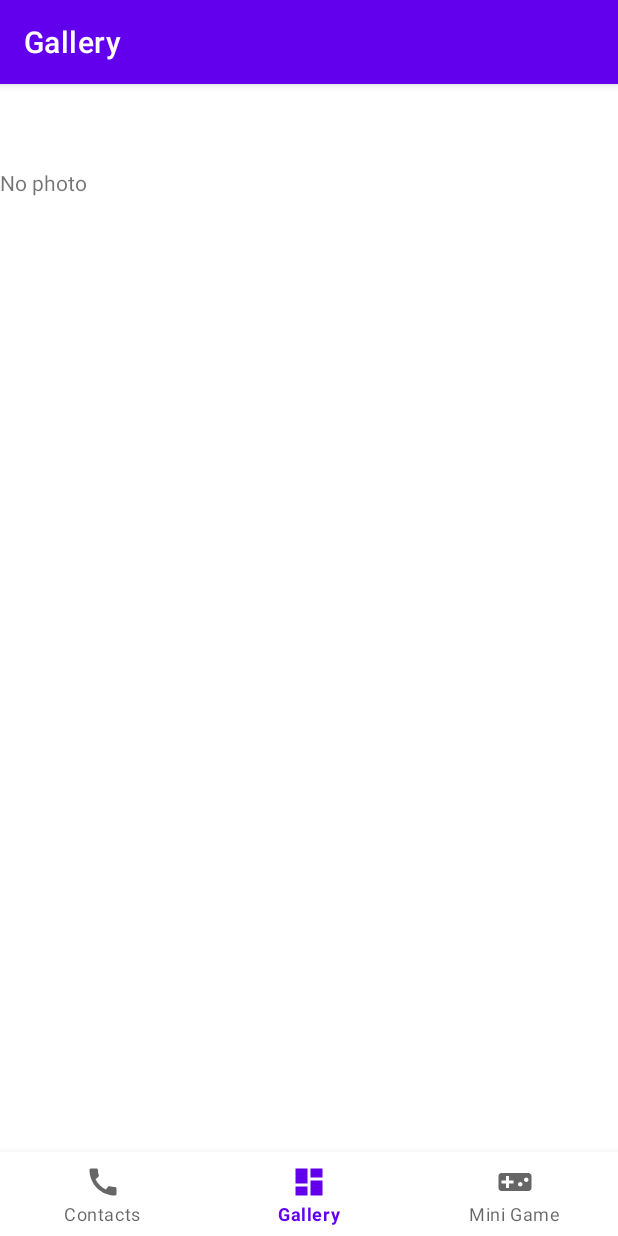
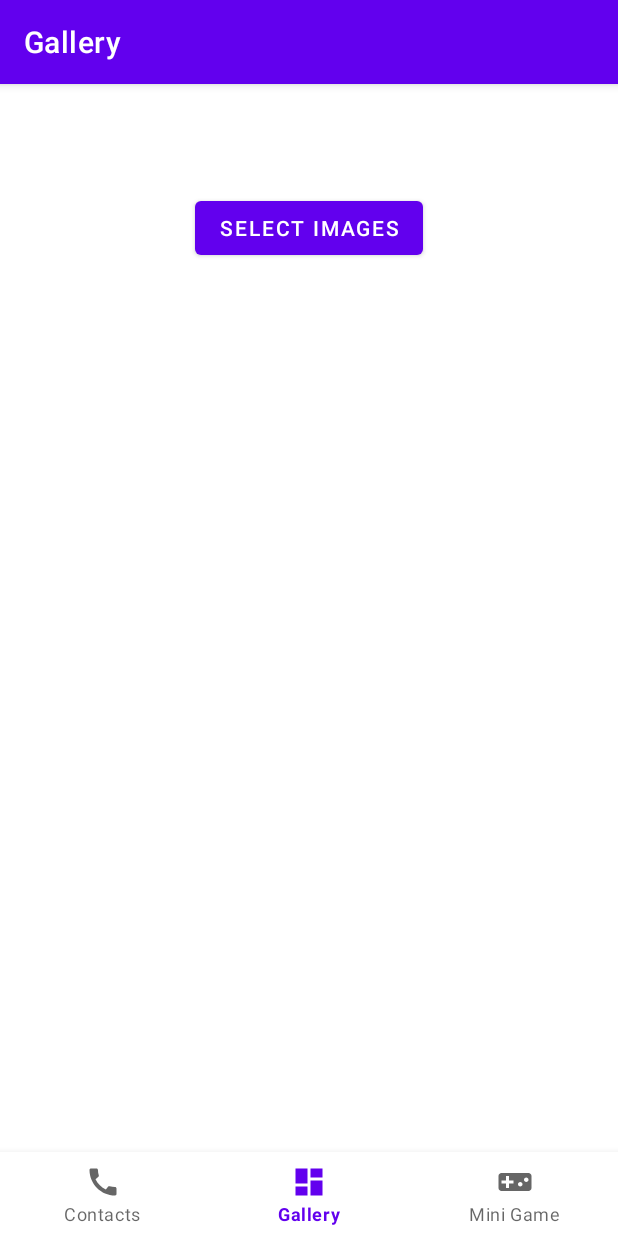
Before and after one commit to gkwls1012/campweek1, an Android app: the Fragment2 screen opened through its navigation route, on a phone screen of 412 x 824 dp. Run offline under Robolectric (Android 15) with nearby library versions, the phone set to English and light mode, and no system bars; our stand-ins replace navigation-ui.

Commit message:
fragment2 first commit

```diff
--- a/app/src/main/AndroidManifest.xml
+++ b/app/src/main/AndroidManifest.xml
@@ -3,6 +3,7 @@
     xmlns:tools="http://schemas.android.com/tools">
 
     <uses-permission android:name="android.permission.VIBRATE" />
+    <uses-permission android:name="android.permission.READ_EXTERNAL_STORAGE" />
     <application
         android:allowBackup="true"
         android:dataExtractionRules="@xml/data_extraction_rules"
--- a/app/src/main/java/com/example/myapplication/ui/Tab2/Fragment2.kt
+++ b/app/src/main/java/com/example/myapplication/ui/Tab2/Fragment2.kt
@@ -1,102 +1,66 @@
 package com.example.myapplication.ui.Tab2
 
+import android.app.Activity
+import android.content.Intent
 import android.os.Bundle
 import android.view.LayoutInflater
 import android.view.View
 import android.view.ViewGroup
-import android.widget.GridView
+import android.widget.Button
 import androidx.fragment.app.Fragment
-import com.example.myapplication.databinding.Fragment2Binding
-import android.content.Context
-import android.database.Cursor
-import android.net.Uri
-import android.provider.MediaStore
-import androidx.loader.content.CursorLoader
-import android.widget.TextView
-
-
+import androidx.recyclerview.widget.GridLayoutManager
+import androidx.recyclerview.widget.RecyclerView
+import com.example.myapplication.R
 
 class Fragment2 : Fragment() {
-
-    private var _binding: Fragment2Binding? = null
-    private val binding get() = _binding!!
-    private lateinit var gridView: GridView
+    private lateinit var recyclerView: RecyclerView
     private lateinit var imageAdapter: ImageAdapter
-    private var noPhotoTextView: TextView? = null
-
-
+    private val imageList = mutableListOf<String>()
+    private val SELECT_IMAGES_REQUEST_CODE = 1
 
     override fun onCreateView(
         inflater: LayoutInflater,
         container: ViewGroup?,
         savedInstanceState: Bundle?
-    ): View {
-        _binding = Fragment2Binding.inflate(inflater, container, false)
-        val root: View = binding.root
+    ): View? {
+        val root = inflater.inflate(R.layout.fragment_2, container, false)
 
-        gridView = binding.gridView
-        val images = getImages(requireContext())
-        imageAdapter = ImageAdapter(requireContext(), images)
+        recyclerView = root.findViewById(R.id.recyclerView)
+        recyclerView.layoutManager = GridLayoutManager(requireContext(), 3)
+        imageAdapter = ImageAdapter(imageList)
+        recyclerView.adapter = imageAdapter
 
-        gridView.adapter = imageAdapter
-
-        noPhotoTextView = binding.noPhotoTextView
-
-        if (images.isEmpty()) {
-            gridView.visibility = View.GONE
-            noPhotoTextView?.visibility = View.VISIBLE
-        } else {
-            gridView.visibility = View.VISIBLE
-            noPhotoTextView?.visibility = View.GONE
-        }
+        val selectImageButton: Button = root.findViewById(R.id.btnAddImages)
+        selectImageButton.setOnClickListener { selectImages() }
 
         return root
     }
 
 
-
-
-    override fun onDestroyView() {
-        super.onDestroyView()
-        _binding = null
-        noPhotoTextView = null
+    fun selectImages() {
+        val intent = Intent(Intent.ACTION_GET_CONTENT)
+        intent.type = "image/*"
+        intent.putExtra(Intent.EXTRA_ALLOW_MULTIPLE, true)
+        startActivityForResult(Intent.createChooser(intent, "Select Images"), SELECT_IMAGES_REQUEST_CODE)
     }
 
+    override fun onActivityResult(requestCode: Int, resultCode: Int, data: Intent?) {
+        super.onActivityResult(requestCode, resultCode, data)
 
-    private val IMAGE_PROJECTION = arrayOf(
-        MediaStore.Images.Media._ID,
-        MediaStore.Images.Media.DATA
-    )
+        if (requestCode == SELECT_IMAGES_REQUEST_CODE && resultCode == Activity.RESULT_OK) {
+            val clipData = data?.clipData
 
-    val MAX_IMAGES = 27
-    val ORDER_BY = "${MediaStore.Images.Media.DATE_ADDED} DESC"
+            if (clipData != null) {
+                for (i in 0 until clipData.itemCount) {
+                    val imageUri = clipData.getItemAt(i).uri
+                    imageList.add(imageUri.toString())
+                }
+            } else {
+                val imageUri = data?.data
+                imageList.add(imageUri.toString())
+            }
 
-    private fun getImages(context: Context): List<String> {
-        val images = mutableListOf<String>()
-
-        val uri: Uri = MediaStore.Images.Media.EXTERNAL_CONTENT_URI
-        val cursorLoader = CursorLoader(context, uri, IMAGE_PROJECTION, null, null, ORDER_BY)
-        val cursor: Cursor? = cursorLoader.loadInBackground()
-
-        cursor?.use {
-            val idColumnIndex = cursor.getColumnIndexOrThrow(MediaStore.Images.Media._ID)
-            val dataColumnIndex = cursor.getColumnIndexOrThrow(MediaStore.Images.Media.DATA)
-
-            var count = 0
-
-            while (cursor.moveToNext() && count < MAX_IMAGES) {
-                val id = cursor.getLong(idColumnIndex)
-                val data = cursor.getString(dataColumnIndex)
-                val contentUri: Uri = Uri.withAppendedPath(uri, id.toString())
-
-                // Add the image path or content URI to the list
-                images.add(data ?: contentUri.toString())
-
-                count++
-            }
+            imageAdapter.notifyDataSetChanged()
         }
-
-        return images
     }
-
 }
--- a/app/src/main/res/layout/fragment_2.xml
+++ b/app/src/main/res/layout/fragment_2.xml
@@ -1,48 +1,25 @@
 <?xml version="1.0" encoding="utf-8"?>
-<androidx.constraintlayout.widget.ConstraintLayout xmlns:android="http://schemas.android.com/apk/res/android"
-    xmlns:app="http://schemas.android.com/apk/res-auto"
+<LinearLayout xmlns:android="http://schemas.android.com/apk/res/android"
     xmlns:tools="http://schemas.android.com/tools"
     android:layout_width="match_parent"
     android:layout_height="match_parent"
+    android:orientation="vertical"
     tools:context=".ui.Tab2.Fragment2">
 
-    <TextView
-        android:id="@+id/noPhotoTextView"
-        android:layout_width="match_parent"
+    <Button
+        android:id="@+id/btnAddImages"
+        android:layout_width="wrap_content"
         android:layout_height="wrap_content"
-        android:text="No photo"
-        android:visibility="gone" />
+        android:text="Select Images"
+        android:onClick="selectImages"
+        android:layout_gravity="center_horizontal"
+        android:layout_marginTop="16dp"
+        android:layout_marginBottom="16dp" />
 
-    <TextView
-        android:id="@+id/text_dashboard"
-        android:layout_width="match_parent"
-        android:layout_height="wrap_content"
-        android:layout_marginStart="8dp"
-        android:layout_marginTop="8dp"
-        android:layout_marginEnd="8dp"
-        android:textAlignment="center"
-        android:textSize="20sp"
-        app:layout_constraintBottom_toBottomOf="parent"
-        app:layout_constraintEnd_toEndOf="parent"
-        app:layout_constraintStart_toStartOf="parent"
-        app:layout_constraintTop_toTopOf="parent" />
-
-    <GridView
-        android:id="@+id/gridView"
+    <androidx.recyclerview.widget.RecyclerView
+        android:id="@+id/recyclerView"
         android:layout_width="match_parent"
         android:layout_height="match_parent"
-        android:numColumns="3"
-        android:verticalSpacing="8dp"
-        android:horizontalSpacing="8dp" />
+        android:layout_marginTop="16dp" />
 
-    <ImageView
-        android:id="@+id/imageView"
-        android:layout_width="wrap_content"
-        android:layout_height="wrap_content"
-        app:layout_constraintBottom_toBottomOf="parent"
-        app:layout_constraintEnd_toEndOf="parent"
-        app:layout_constraintStart_toStartOf="parent"
-        app:layout_constraintTop_toTopOf="parent"
-        tools:src="@drawable/placeholder_image" />
-
-</androidx.constraintlayout.widget.ConstraintLayout>
+</LinearLayout>
```
Also changed, not shown: app/src/main/java/com/example/myapplication/ui/Tab2/ImageAdapter.kt (+17 -34 lines), app/src/main/res/layout/item_image.xml (added, +14 -0 lines).
